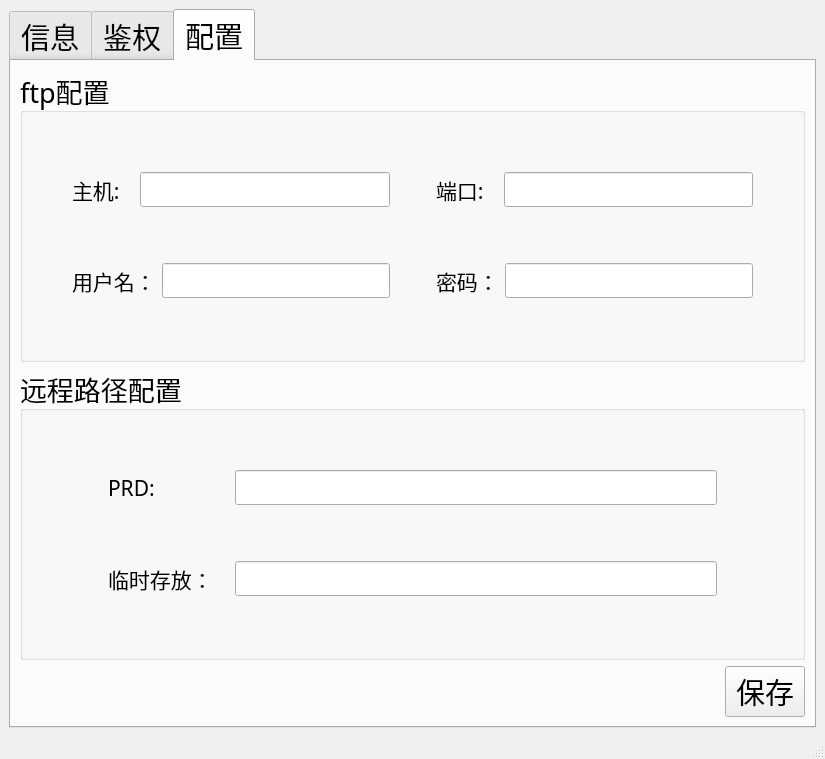
Qt form res/ui/main_window.ui (zelviner/DataHandler) before a commit.
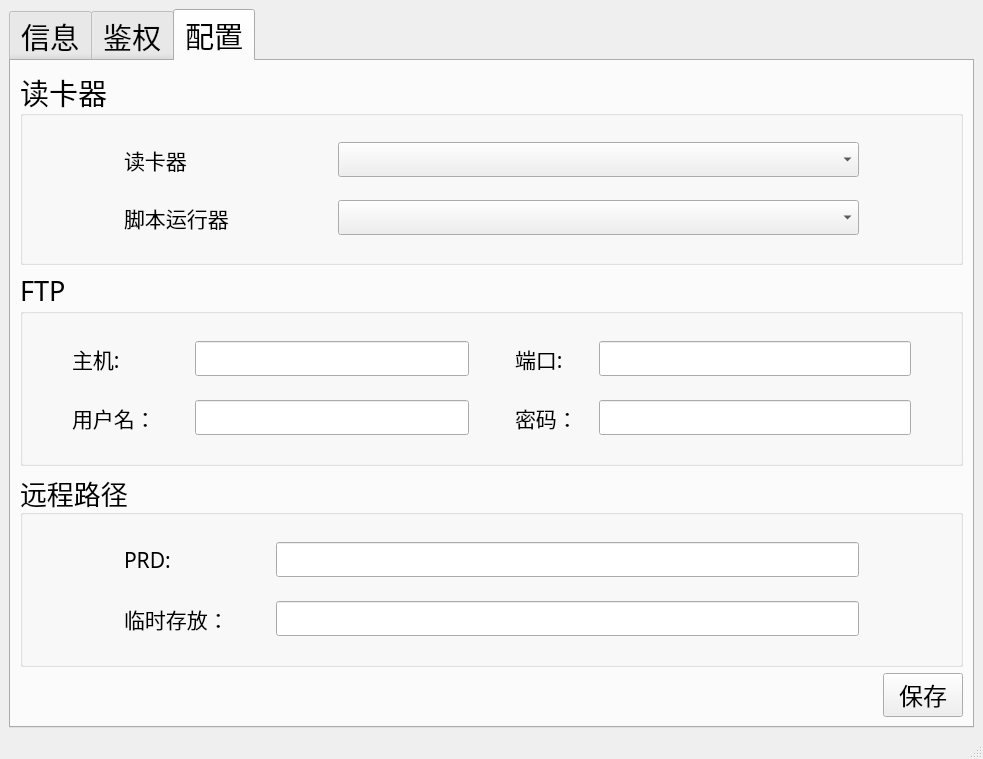
The same form after that commit. The open tabs and pages were chosen to show the change.

What changed in the file:
```diff
--- a/res/ui/main_window.ui
+++ b/res/ui/main_window.ui
@@ -6,7 +6,7 @@
    <rect>
     <x>0</x>
     <y>0</y>
-    <width>825</width>
+    <width>983</width>
     <height>759</height>
    </rect>
   </property>
@@ -1062,9 +1062,100 @@
        <attribute name="title">
         <string>配置</string>
        </attribute>
-       <layout class="QHBoxLayout" name="horizontalLayout_35">
+       <layout class="QVBoxLayout" name="verticalLayout_11" stretch="2,2,2,1">
         <item>
-         <layout class="QVBoxLayout" name="verticalLayout_10" stretch="2,2,1">
+         <widget class="QGroupBox" name="groupBox_8">
+          <property name="title">
+           <string>读卡器</string>
+          </property>
+          <layout class="QHBoxLayout" name="horizontalLayout_38" stretch="1,8,1">
+           <item>
+            <spacer name="horizontalSpacer_21">
+             <property name="orientation">
+              <enum>Qt::Horizontal</enum>
+             </property>
+             <property name="sizeHint" stdset="0">
+              <size>
+               <width>87</width>
+               <height>20</height>
+              </size>
+             </property>
+            </spacer>
+           </item>
+           <item>
+            <layout class="QVBoxLayout" name="verticalLayout_10">
+             <item>
+              <layout class="QHBoxLayout" name="horizontalLayout_34" stretch="2,5">
+               <item>
+                <widget class="QLabel" name="label">
+                 <property name="font">
+                  <font>
+                   <family>微软雅黑</family>
+                   <pointsize>16</pointsize>
+                  </font>
+                 </property>
+                 <property name="text">
+                  <string>读卡器</string>
+                 </property>
+                </widget>
+               </item>
+               <item>
+                <widget class="QComboBox" name="reader_combo_box">
+                 <property name="font">
+                  <font>
+                   <family>微软雅黑</family>
+                   <pointsize>14</pointsize>
+                  </font>
+                 </property>
+                </widget>
+               </item>
+              </layout>
+             </item>
+             <item>
+              <layout class="QHBoxLayout" name="horizontalLayout_35" stretch="2,5">
+               <item>
+                <widget class="QLabel" name="label_7">
+                 <property name="font">
+                  <font>
+                   <family>微软雅黑</family>
+                   <pointsize>16</pointsize>
+                  </font>
+                 </property>
+                 <property name="text">
+                  <string>脚本运行器</string>
+                 </property>
+                </widget>
+               </item>
+               <item>
+                <widget class="QComboBox" name="xhlanguage_combo_box">
+                 <property name="font">
+                  <font>
+                   <family>微软雅黑</family>
+                   <pointsize>14</pointsize>
+                  </font>
+                 </property>
+                </widget>
+               </item>
+              </layout>
+             </item>
+            </layout>
+           </item>
+           <item>
+            <spacer name="horizontalSpacer_22">
+             <property name="orientation">
+              <enum>Qt::Horizontal</enum>
+             </property>
+             <property name="sizeHint" stdset="0">
+              <size>
+               <width>86</width>
+               <height>20</height>
+              </size>
+             </property>
+            </spacer>
+           </item>
+          </layout>
+         </widget>
+        </item>
           <item>
            <widget class="QGroupBox" name="groupBox_4">
             <property name="font">
@@ -1074,7 +1165,7 @@
              </font>
             </property>
             <property name="title">
-             <string>ftp配置</string>
+           <string>FTP</string>
             </property>
             <layout class="QVBoxLayout" name="verticalLayout_8">
              <item>
@@ -1093,7 +1184,7 @@
                 </spacer>
                </item>
                <item>
-                <layout class="QHBoxLayout" name="horizontalLayout_18" stretch="2,8">
+              <layout class="QHBoxLayout" name="horizontalLayout_18" stretch="3,7">
                  <item>
                   <widget class="QLabel" name="label_2">
                    <property name="font">
@@ -1190,7 +1281,7 @@
                 </spacer>
                </item>
                <item>
-                <layout class="QHBoxLayout" name="horizontalLayout_19" stretch="2,8">
+              <layout class="QHBoxLayout" name="horizontalLayout_19" stretch="3,7">
                  <item>
                   <widget class="QLabel" name="label_3">
                    <property name="font">
@@ -1286,9 +1377,9 @@
              </font>
             </property>
             <property name="title">
-             <string>远程路径配置</string>
-            </property>
-            <layout class="QHBoxLayout" name="horizontalLayout_33" stretch="1,8,1">
+           <string>远程路径</string>
+          </property>
+          <layout class="QHBoxLayout" name="horizontalLayout_37" stretch="1,8,1">
              <item>
               <spacer name="horizontalSpacer_18">
                <property name="orientation">
@@ -1377,7 +1468,7 @@
            </widget>
           </item>
           <item>
-           <layout class="QHBoxLayout" name="horizontalLayout_34" stretch="9,1">
+         <layout class="QHBoxLayout" name="horizontalLayout_33">
             <item>
              <spacer name="horizontalSpacer_20">
               <property name="orientation">
@@ -1393,6 +1484,12 @@
             </item>
             <item>
              <widget class="QPushButton" name="save_btn">
+            <property name="font">
+             <font>
+              <family>微软雅黑</family>
+              <pointsize>18</pointsize>
+             </font>
+            </property>
               <property name="text">
                <string>保存</string>
               </property>
@@ -1401,8 +1498,6 @@
            </layout>
           </item>
          </layout>
-        </item>
-       </layout>
       </widget>
      </widget>
     </item>
```
Left out of the diff: 2 changed lines with no effect on the pictures. Lines whose indentation alone changed are shown as unchanged.
